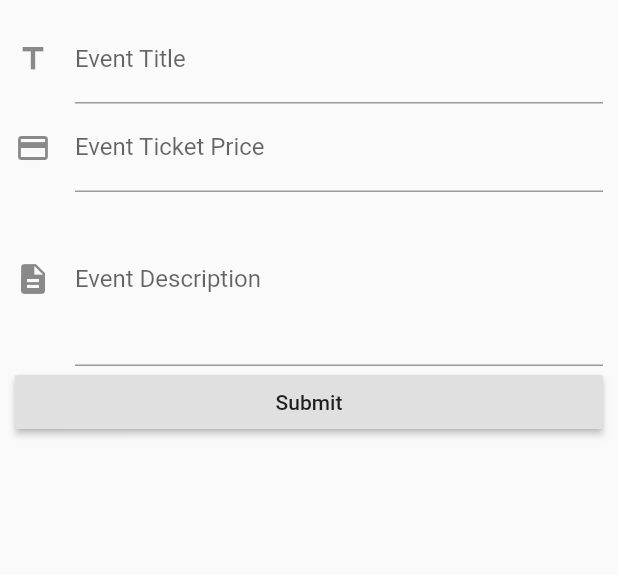
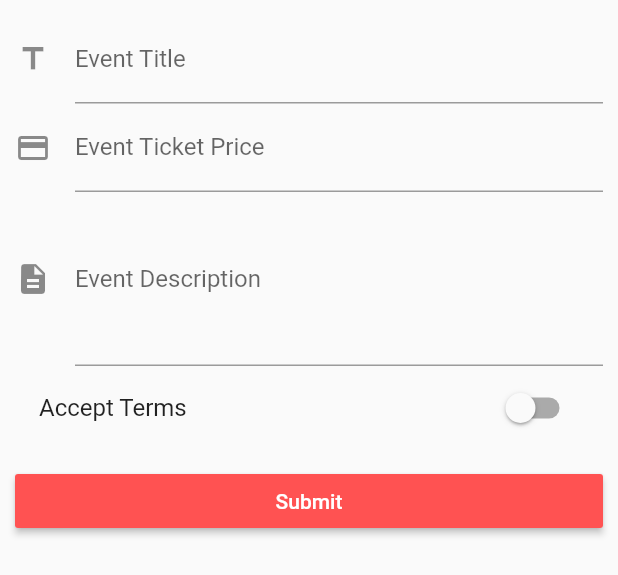
Before and after one commit to blugo1/fluttercourse, a Flutter app: the EventCreatePage widget shown alone on an empty page, opened directly with empty values, after a tap on "Submit", on a phone screen of 412 x 824 dp. Shown: the top 575 px of the screen. Run offline on Flutter 3.47's test engine with Material 2 defaults, Android fonts, the phone set to English and light mode, and no system bars.

Commit message:
More updates and form additions

```diff
--- a/lib/event_manager.dart
+++ b/lib/event_manager.dart
@@ -1,7 +1,6 @@
 import 'package:flutter/material.dart';
 
 import './events.dart';
-
 class EventManager extends StatelessWidget {
 
   final List<Map<String, dynamic>> events;
--- a/lib/pages/event_create.dart
+++ b/lib/pages/event_create.dart
@@ -12,9 +12,10 @@ class EventCreatePage extends StatefulWidget {
 }
 
 class _EventCreatePageState extends State<EventCreatePage> {
-  String titleValue = '';
-  String descriptionValue = '';
-  double priceValue = 0.0;
+  String _titleValue = '';
+  String _descriptionValue = '';
+  double _priceValue = 0.0;
+  bool _acceptTerms = false;
 
   @override
   Widget build(BuildContext context) {
@@ -27,7 +28,7 @@ class _EventCreatePageState extends State<EventCreatePage> {
                   labelText: 'Event Title', icon: Icon(Icons.title)),
               onChanged: (String value) {
                 setState(() {
-                  titleValue = value;
+                  _titleValue = value;
                 });
               },
             ),
@@ -37,7 +38,7 @@ class _EventCreatePageState extends State<EventCreatePage> {
               keyboardType: TextInputType.number,
               onChanged: (String value) {
                 setState(() {
-                  priceValue = double.parse(value);
+                  _priceValue = double.parse(value);
                 });
               },
             ),
@@ -48,20 +49,35 @@ class _EventCreatePageState extends State<EventCreatePage> {
               maxLines: 4,
               onChanged: (String value) {
                 setState(() {
-                  descriptionValue = value;
+                  _descriptionValue = value;
                 });
               },
             ),
+            SwitchListTile(
+              value: _acceptTerms,
+              onChanged: (bool value) {
+                setState(() {
+                  _acceptTerms = value;
+                });
+              },
+              title: Text('Accept Terms'),
+            ),
+            SizedBox(
+              height: 10.0,
+            ),
             RaisedButton(
+              color: Theme.of(context).accentColor,
+              textColor: Colors.white,
               child: Text('Submit'),
               onPressed: () {
                 final Map<String, dynamic> product = {
-                  'title': titleValue,
-                  'price': priceValue,
-                  'description': descriptionValue,
+                  'title': _titleValue,
+                  'price': _priceValue,
+                  'description': _descriptionValue,
                   'image': 'assets/event.jpg'
                 };
                 widget.addEvent(product);
+                Navigator.pushReplacementNamed(context, '/');
               },
             )
           ],
```
Also changed, not shown: lib/events.dart (+10 -5 lines), pubspec.yaml (+5 -4 lines), assets/Oswald-Bold.ttf (added), 1 other file.
